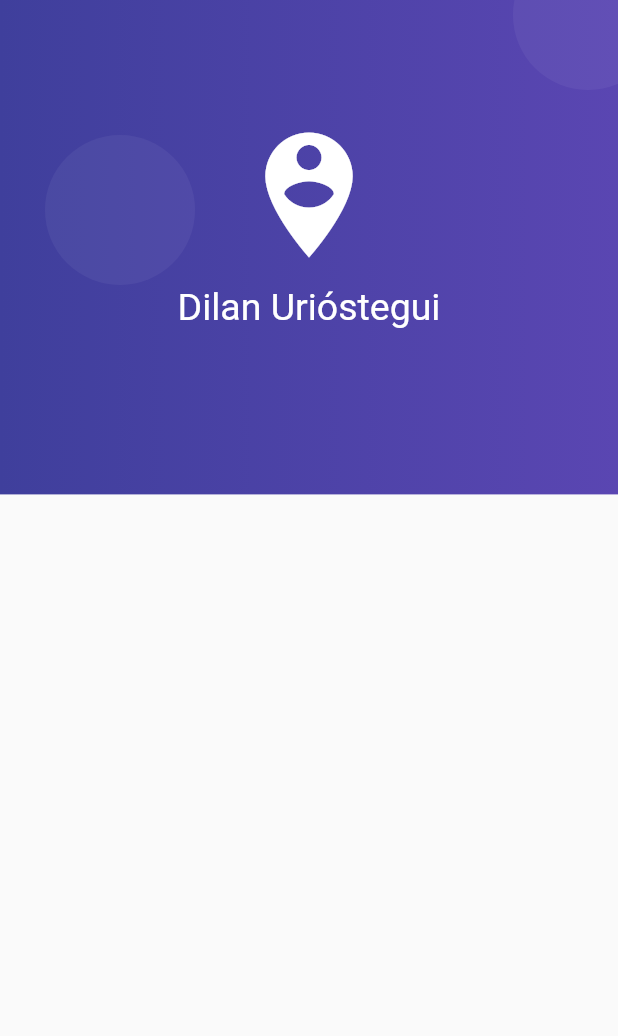
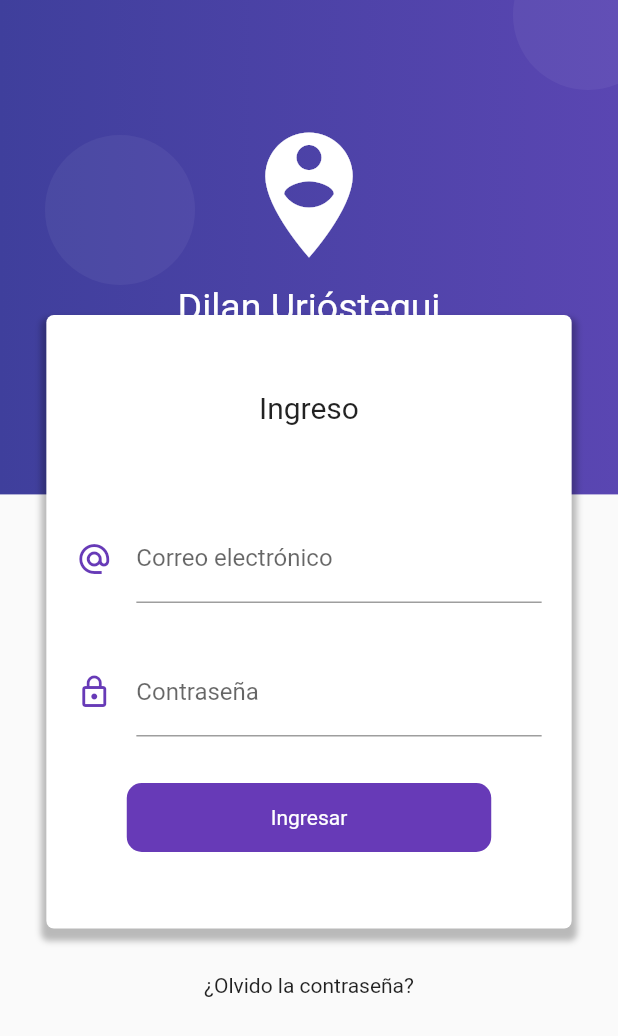
Before and after one commit to DilanUriostegui/login-y-validacion, a Flutter app: the screen it shows after launch, on a phone screen of 412 x 824 dp. Shown: the top 1036 px of the screen. Run offline on Flutter 3.47's test engine with Material 2 defaults, Android fonts, the phone set to English and light mode, and no system bars.

Commit message:
Se agregó el diseño de la pagina de login

```diff
--- a/lib/src/pages/login_page.dart
+++ b/lib/src/pages/login_page.dart
@@ -7,8 +7,108 @@ class LoginPage extends StatelessWidget {
       body: Stack(
         children: [
           _crearFondo(context),
+          _loginForm(context),
         ],
       ),
+    );
+  }
+
+  Widget _loginForm(BuildContext context){
+
+    final size = MediaQuery.of(context).size;
+
+    return SingleChildScrollView(
+      child: Column(
+        children: [
+
+          SafeArea(
+            child: Container(
+              height: 180.0,
+            )
+          ),
+
+          Container(
+            width: size.width * 0.85,
+            margin: EdgeInsets.symmetric(vertical: 30.0),
+            padding: EdgeInsets.symmetric(vertical: 50.0),
+            decoration: BoxDecoration(
+              color: Colors.white,
+              borderRadius: BorderRadius.circular(5.0),
+              boxShadow: [
+                BoxShadow(
+                  color: Colors.black26,
+                  blurRadius: 3.0,
+                  offset: Offset(0.0,5.0),
+                  spreadRadius: 3.0
+                )
+              ]
+            ),
+            child: Column(
+              children: [
+                Text('Ingreso',style: TextStyle(fontSize: 20.0)),
+                SizedBox( height: 60.0, ),
+                _crearEmail(),
+                SizedBox( height: 30.0, ),
+                _crearPassword(),
+                SizedBox( height: 30.0, ),
+                _crearBoton(),
+              ],
+            ),
+
+          ),
+          Text('¿Olvido la contraseña?'),
+          SizedBox(height: 100.0),
+        ],
+      )
+    );
+  }
+
+  Widget _crearEmail(){
+    return Container(
+      padding: EdgeInsets.symmetric(horizontal: 20.0),
+      child: TextField(
+        keyboardType: TextInputType.emailAddress,
+        decoration: InputDecoration(
+          icon: Icon(Icons.alternate_email, color: Colors.deepPurple),
+          hintText: 'ejemplo@correo.com',
+          labelText: 'Correo electrónico'
+        ),
+      )
+    );
+  }
+
+  Widget _crearPassword(){
+    return Container(
+      padding: EdgeInsets.symmetric(horizontal: 20.0),
+      child: TextField(
+        obscureText: true,
+        decoration: InputDecoration(
+          icon: Icon(Icons.lock_outline, color: Colors.deepPurple),
+          labelText: 'Contraseña'
+        ),
+      )
+    );
+  }
+
+  Widget _crearBoton(){
+    return ElevatedButton(
+      child: Container(
+        padding: EdgeInsets.symmetric(horizontal: 80.0, vertical: 15.0),
+        child: Text('Ingresar'),
+      ),
+      style: ButtonStyle(
+        elevation: MaterialStateProperty.all(0.0),
+        shape: MaterialStateProperty.all(
+          RoundedRectangleBorder(
+            borderRadius: BorderRadius.circular(10.0)
+        )),
+        backgroundColor: MaterialStateProperty.all(Colors.deepPurple),
+        textStyle: MaterialStateProperty.all(TextStyle(
+          color: Colors.white
+        )),
+      ),
+      onPressed: (){},
+
     );
   }
 
```
